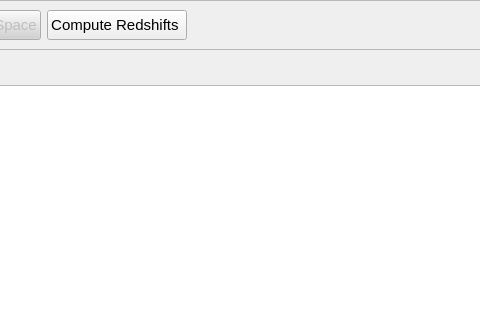
First picture: the form in PhzQtUI/auxdir/PhzQtUI/FormModelSet.ui, repository astrorama/Phosphoros, before the edit; both pictures show x 304 to 784 and y 0 to 320 of the 1090 by 829 pixel window.
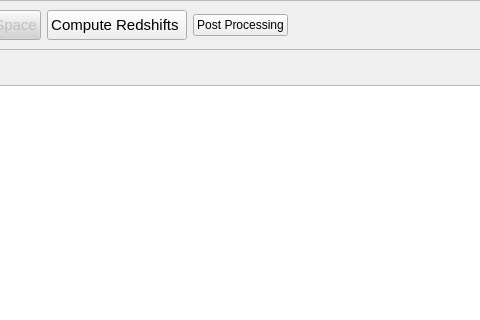
Second picture: the form after the edit. Custom widgets are drawn as their Qt base class.

```diff
--- a/PhzQtUI/auxdir/PhzQtUI/FormModelSet.ui
+++ b/PhzQtUI/auxdir/PhzQtUI/FormModelSet.ui
@@ -122,6 +122,13 @@
         </property>
        </widget>
       </item>
+      <item>
+       <widget class="QPushButton" name="btn_ToPP">
+        <property name="text">
+         <string>Post Processing</string>
+        </property>
+       </widget>
+      </item>
       <item>
        <spacer name="horizontalSpacer_9">
         <property name="orientation">
```
